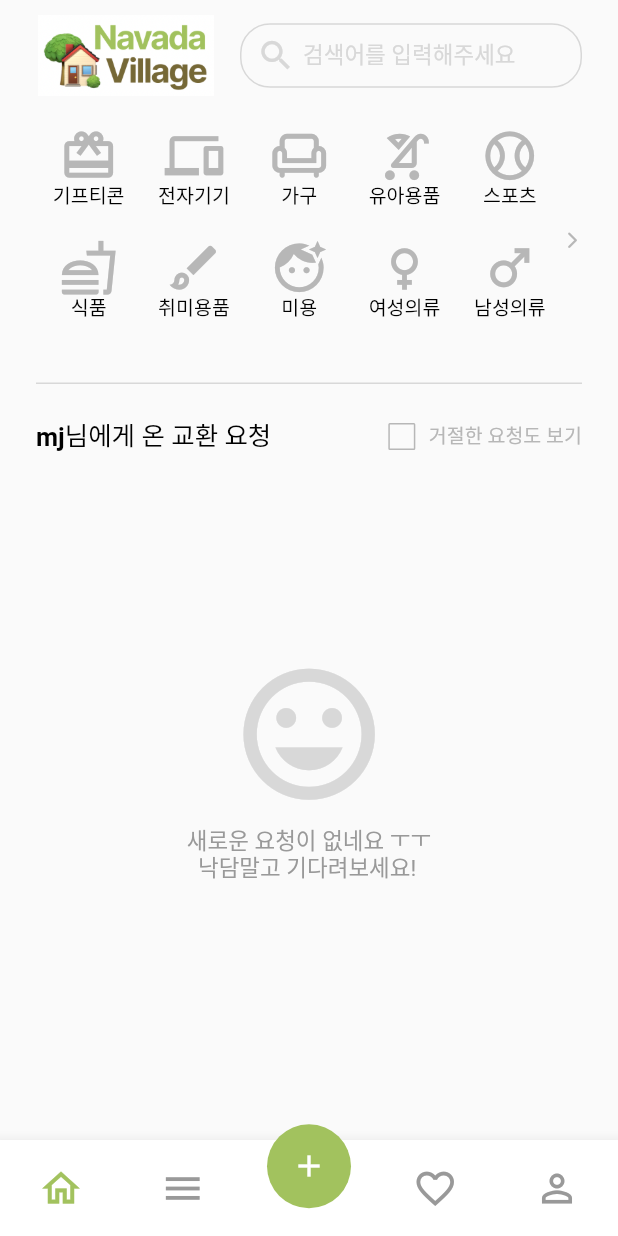
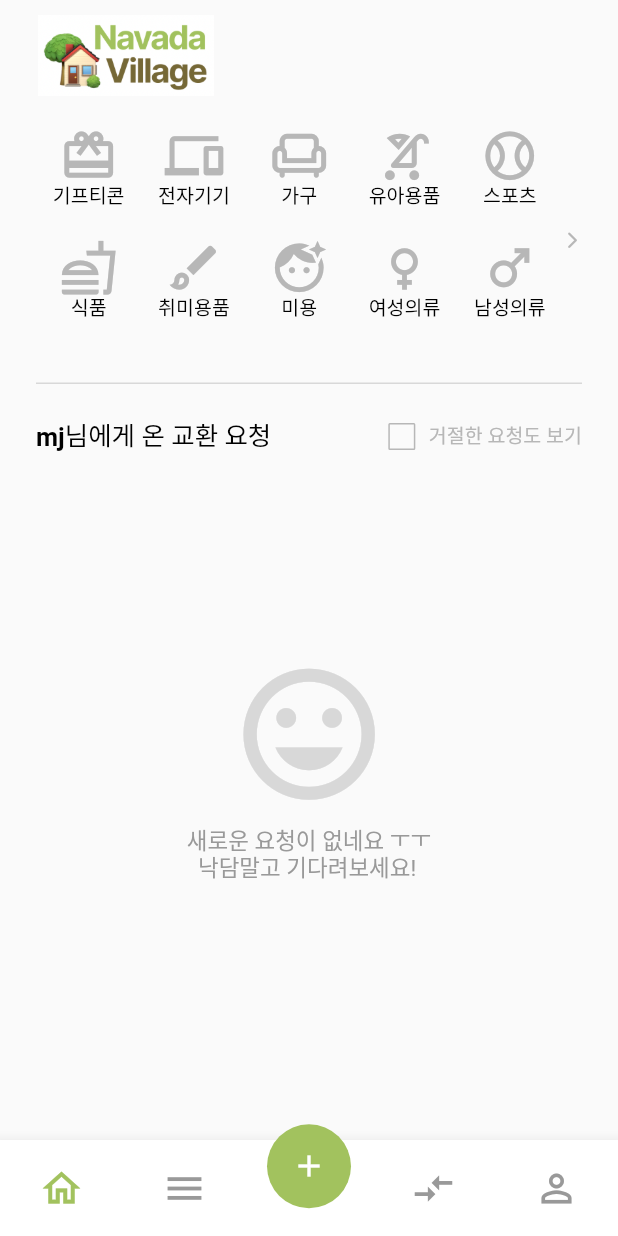
Before and after one commit to Hi-DN/navada-mobile-app, a Flutter app: the CustomNavigationBar screen opened by its route, on a phone screen of 412 x 824 dp. Run offline on Flutter 3.47's test engine with Material 2 defaults, Android fonts, the phone set to English and light mode, and no system bars; drawn by our look-alikes of carousel_slider; our stand-ins replace flutter_rating_bar; accounts and stored records are empty; network calls fail.

Commit message:
네비게이션바, 홈화면, 마이페이지 수정

```diff
--- a/lib/src/screens/home/home_view.dart
+++ b/lib/src/screens/home/home_view.dart
@@ -26,15 +26,14 @@ class HomeView extends StatelessWidget {
     return Scaffold(
         body: MultiProvider(
             providers: [
-          ChangeNotifierProvider(
-              create: (context) => RequestsForMeProvider(user.userId)),
+              ChangeNotifierProvider(create: (context) => RequestsForMeProvider(user.userId)),
               ChangeNotifierProvider(create: (context) => HomeViewModel()),
             ],
             child: Padding(
               padding: EdgeInsets.symmetric(horizontal: size.getSize(22)),
               child: Column(children: [
-                const HomeTopBar(),
-                const CategorySection(),
+                const _HomeTopBar(),
+                const _CategorySection(),
                 const CustomDivider(),
                 Expanded(child: RequestsForMe())
               ]),
@@ -42,8 +41,8 @@ class HomeView extends StatelessWidget {
   }
 }
 
-class HomeTopBar extends StatelessWidget {
-  const HomeTopBar({Key? key}) : super(key: key);
+class _HomeTopBar extends StatelessWidget {
+  const _HomeTopBar({Key? key}) : super(key: key);
 
   @override
   Widget build(BuildContext context) {
@@ -51,10 +50,9 @@ class HomeTopBar extends StatelessWidget {
     return Padding(
       padding: EdgeInsets.only(top: size.getSize(10)),
       child: Row(
+        mainAxisAlignment: MainAxisAlignment.start,
         children: [
-          _logo(),
-          const Space(width: 15),
-          const Expanded(child: SearchBox())
+          _logo()
         ],
       ),
     );
@@ -70,33 +68,8 @@ class HomeTopBar extends StatelessWidget {
   }
 }
 
-class SearchBox extends StatelessWidget {
-  const SearchBox({Key? key}) : super(key: key);
-
-  @override
-  Widget build(BuildContext context) {
-    ScreenSize size = ScreenSize();
-
-    return Container(
-        padding: EdgeInsets.only(left: size.getSize(10)),
-        height: size.getSize(40),
-        decoration: BoxDecoration(
-          border: Border.all(color: grey216, width: 1.0),
-          borderRadius: BorderRadius.circular(20),
-        ),
-        child: Row(
-          crossAxisAlignment: CrossAxisAlignment.center,
-          children: [
-            Icon(Icons.search, color: grey216, size: size.getSize(24)),
-            const Space(width: 5),
-            const R14Text(text: '검색어를 입력해주세요', textColor: grey216)
-          ],
-        ));
-  }
-}
-
-class CategorySection extends StatelessWidget {
-  const CategorySection({Key? key}) : super(key: key);
+class _CategorySection extends StatelessWidget {
+  const _CategorySection({Key? key}) : super(key: key);
 
   @override
   Widget build(BuildContext context) {
@@ -129,10 +102,11 @@ class CategorySection extends StatelessWidget {
   Widget _categoryFirstSlide(CarouselController carouselController) {
     return Row(mainAxisAlignment: MainAxisAlignment.spaceBetween, children: [
       Expanded(
-          child: Column(children: [
+          child: Column(
+            children: [
               const Space(height: 10),
-        CategoryIconsRow(children: _rowContent1),
-        CategoryIconsRow(children: _rowContent2),
+              _CategoryIconsRow(children: _rowContent1),
+              _CategoryIconsRow(children: _rowContent2),
               const Space(height: 18),
             ])),
             _nextPageArrowBtn(carouselController)
@@ -154,9 +128,10 @@ class CategorySection extends StatelessWidget {
     return Row(mainAxisAlignment: MainAxisAlignment.spaceBetween, children: [
       _prevPageArrowBtn(carouselController),
       Expanded(
-          child: Column(children: [
+          child: Column(
+            children: [
               const Space(height: 10),
-        CategoryIconsRow(children: _rowContent3),
+              _CategoryIconsRow(children: _rowContent3),
               const Space(height: 78)
             ])),
     ]);
@@ -174,32 +149,32 @@ class CategorySection extends StatelessWidget {
   }
 
   final _rowContent1 = const [
-    CategoryIconTile(icon: Icons.card_giftcard_outlined, label: '기프티콘'),
-    CategoryIconTile(icon: Icons.devices, label: '전자기기'),
-    CategoryIconTile(icon: Icons.chair_outlined, label: '가구'),
-    CategoryIconTile(icon: Icons.stroller_outlined, label: '유아용품'),
-    CategoryIconTile(icon: Icons.sports_baseball_outlined, label: '스포츠'),
+    _CategoryIconTile(icon: Icons.card_giftcard_outlined, label: '기프티콘'),
+    _CategoryIconTile(icon: Icons.devices, label: '전자기기'),
+    _CategoryIconTile(icon: Icons.chair_outlined, label: '가구'),
+    _CategoryIconTile(icon: Icons.stroller_outlined, label: '유아용품'),
+    _CategoryIconTile(icon: Icons.sports_baseball_outlined, label: '스포츠'),
   ];
 
   final _rowContent2 = const [
-    CategoryIconTile(icon: Icons.fastfood_outlined, label: '식품'),
-    CategoryIconTile(icon: Icons.brush_outlined, label: '취미용품'),
-    CategoryIconTile(icon: Icons.face_retouching_natural, label: '미용'),
-    CategoryIconTile(icon: Icons.female, label: '여성의류'),
-    CategoryIconTile(icon: Icons.male, label: '남성의류'),
+    _CategoryIconTile(icon: Icons.fastfood_outlined, label: '식품'),
+    _CategoryIconTile(icon: Icons.brush_outlined, label: '취미용품'),
+    _CategoryIconTile(icon: Icons.face_retouching_natural, label: '미용'),
+    _CategoryIconTile(icon: Icons.female, label: '여성의류'),
+    _CategoryIconTile(icon: Icons.male, label: '남성의류'),
   ];
 
   final _rowContent3 = const [
-    CategoryIconTile(icon: Icons.pets_outlined, label: '반려동물'),
-    CategoryIconTile(icon: Icons.menu_book, label: '도서'),
-    CategoryIconTile(icon: Icons.toys_outlined, label: '장난감'),
-    CategoryIconTile(icon: Icons.park_outlined, label: '식물'),
-    CategoryIconTile(icon: Icons.more_horiz, label: '기타'),
+    _CategoryIconTile(icon: Icons.pets_outlined, label: '반려동물'),
+    _CategoryIconTile(icon: Icons.menu_book, label: '도서'),
+    _CategoryIconTile(icon: Icons.toys_outlined, label: '장난감'),
+    _CategoryIconTile(icon: Icons.park_outlined, label: '식물'),
+    _CategoryIconTile(icon: Icons.more_horiz, label: '기타'),
   ];
 }
 
-class CategoryIconsRow extends StatelessWidget {
-  const CategoryIconsRow({Key? key, this.rowNum, this.children})
+class _CategoryIconsRow extends StatelessWidget {
+  const _CategoryIconsRow({Key? key, this.rowNum, this.children})
       : super(key: key);
 
   final int? rowNum;
@@ -220,8 +195,8 @@ class CategoryIconsRow extends StatelessWidget {
   }
 }
 
-class CategoryIconTile extends StatelessWidget {
-  const CategoryIconTile({Key? key, this.icon, this.label}) : super(key: key);
+class _CategoryIconTile extends StatelessWidget {
+  const _CategoryIconTile({Key? key, this.icon, this.label}) : super(key: key);
 
   final IconData? icon;
   final String? label;
--- a/lib/src/widgets/custom_navigation_bar.dart
+++ b/lib/src/widgets/custom_navigation_bar.dart
@@ -1,6 +1,5 @@
 import 'package:flutter/material.dart';
 import 'package:navada_mobile_app/src/models/user/user_model.dart';
-import 'package:navada_mobile_app/src/screens/heart/heart_view.dart';
 import 'package:navada_mobile_app/src/screens/home/home_view.dart';
 import 'package:navada_mobile_app/src/screens/my_exchange/my_exchanges_view.dart';
 import 'package:navada_mobile_app/src/screens/my_page.dart';
@@ -20,8 +19,8 @@ class _CustomNavigationBarState extends State<CustomNavigationBar> {
 
   final List<Widget> _widgetList = [
     const HomeView(),
+    const Text('1'),
     const MyExchangesView(),
-    const HeartView(),
     const MyPage()
   ];
 
@@ -62,8 +61,8 @@ class _CustomNavigationBarState extends State<CustomNavigationBar> {
           children: [
             _buildMenu(0, Icons.home_outlined),
             _buildMenu(1, Icons.menu),
-            const SizedBox(width: 70.0),
-            _buildMenu(2, Icons.favorite_border_outlined),
+            const SizedBox(width: 66.0),
+            _buildMenu(2, Icons.compare_arrows),
             _buildMenu(3, Icons.person_outline),
           ],
         ),
```
Also changed, not shown: lib/src/screens/my_page.dart (+23 -22 lines). Lines whose indentation alone changed are shown as unchanged.
